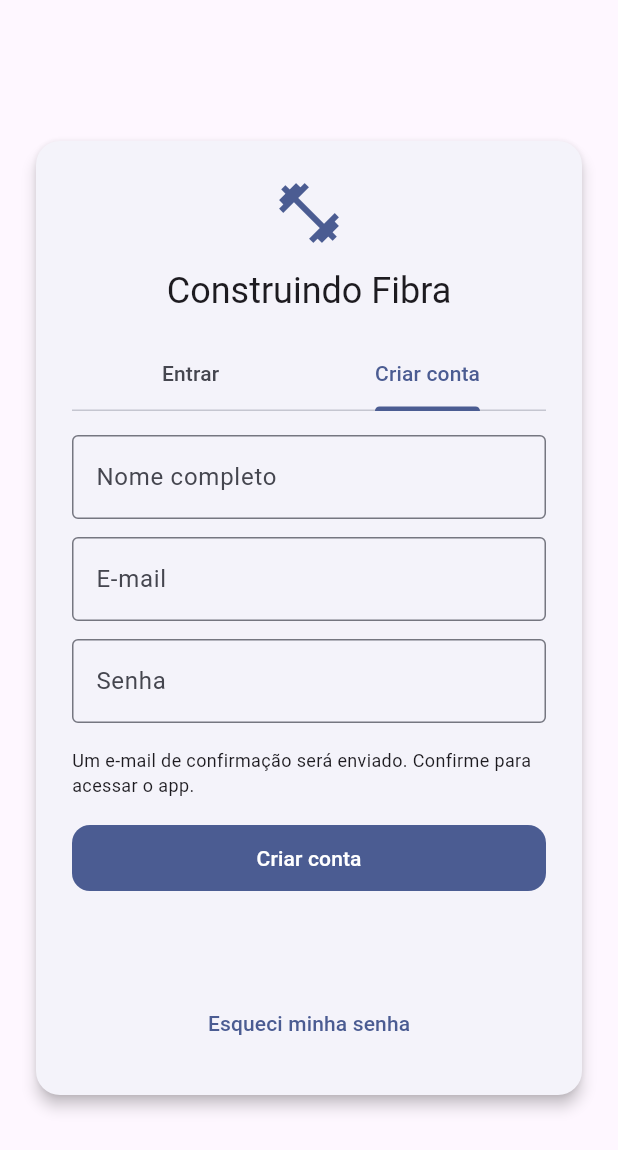
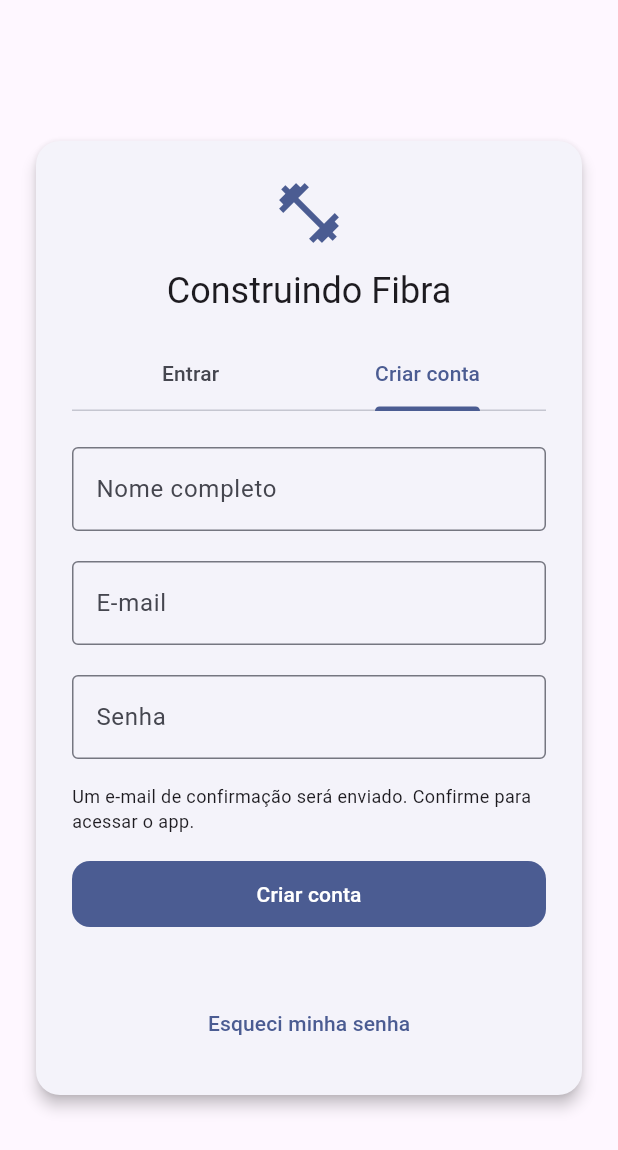
Before and after one commit to alvaroaxsmith/app-gym, a Flutter app: the screen it shows after launch, tab 2 chosen, on a phone screen of 412 x 824 dp. Shown: the top 1150 px of the screen. Run offline on Flutter 3.47's test engine with Material 3 defaults, Android fonts, the phone set to English and light mode, and no system bars; our stand-ins replace csv, file_picker, fl_chart, flutter_dotenv, supabase_flutter, table_calendar; accounts and stored records are empty.

Commit message:
fix: correct label overlap in authentication forms
- Add floatingLabelBehavior.auto to InputDecorationTheme
- Increase spacing between fields from 12px to 20px
- Add 8px top padding to forms

Resolves #1

```diff
--- a/lib/core/app_theme.dart
+++ b/lib/core/app_theme.dart
@@ -10,6 +10,7 @@ class AppTheme {
       ),
       inputDecorationTheme: const InputDecorationTheme(
         border: OutlineInputBorder(),
+        floatingLabelBehavior: FloatingLabelBehavior.auto,
       ),
       filledButtonTheme: FilledButtonThemeData(
         style: FilledButton.styleFrom(
--- a/lib/features/auth/auth_page.dart
+++ b/lib/features/auth/auth_page.dart
@@ -127,6 +127,7 @@ class _LoginFormState extends State<_LoginForm> {
       child: Column(
         crossAxisAlignment: CrossAxisAlignment.stretch,
         children: [
+          const SizedBox(height: 8),
           TextFormField(
             controller: _emailController,
             decoration: const InputDecoration(labelText: 'E-mail'),
@@ -138,7 +139,7 @@ class _LoginFormState extends State<_LoginForm> {
               return null;
             },
           ),
-          const SizedBox(height: 12),
+          const SizedBox(height: 20),
           TextFormField(
             controller: _passwordController,
             decoration: const InputDecoration(labelText: 'Senha'),
@@ -213,6 +214,7 @@ class _SignUpFormState extends State<_SignUpForm> {
       child: Column(
         crossAxisAlignment: CrossAxisAlignment.stretch,
         children: [
+          const SizedBox(height: 8),
           TextFormField(
             controller: _nameController,
             decoration: const InputDecoration(labelText: 'Nome completo'),
@@ -223,7 +225,7 @@ class _SignUpFormState extends State<_SignUpForm> {
               return null;
             },
           ),
-          const SizedBox(height: 12),
+          const SizedBox(height: 20),
           TextFormField(
             controller: _emailController,
             decoration: const InputDecoration(labelText: 'E-mail'),
@@ -235,7 +237,7 @@ class _SignUpFormState extends State<_SignUpForm> {
               return null;
             },
           ),
-          const SizedBox(height: 12),
+          const SizedBox(height: 20),
           TextFormField(
             controller: _passwordController,
             decoration: const InputDecoration(labelText: 'Senha'),
```
